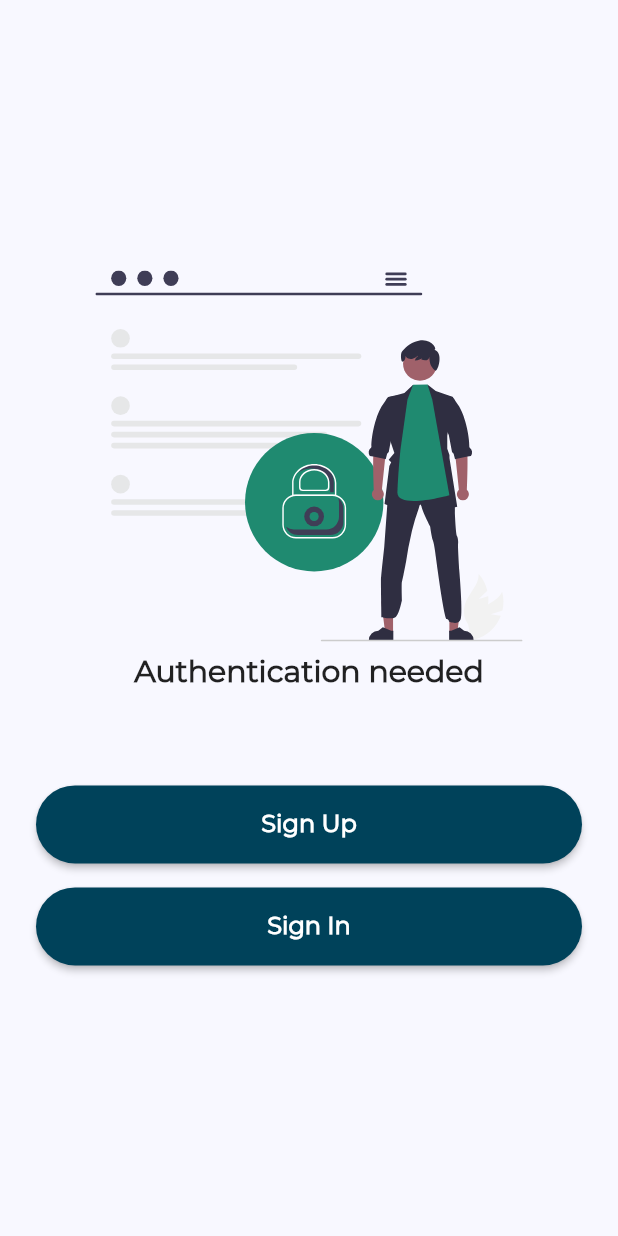
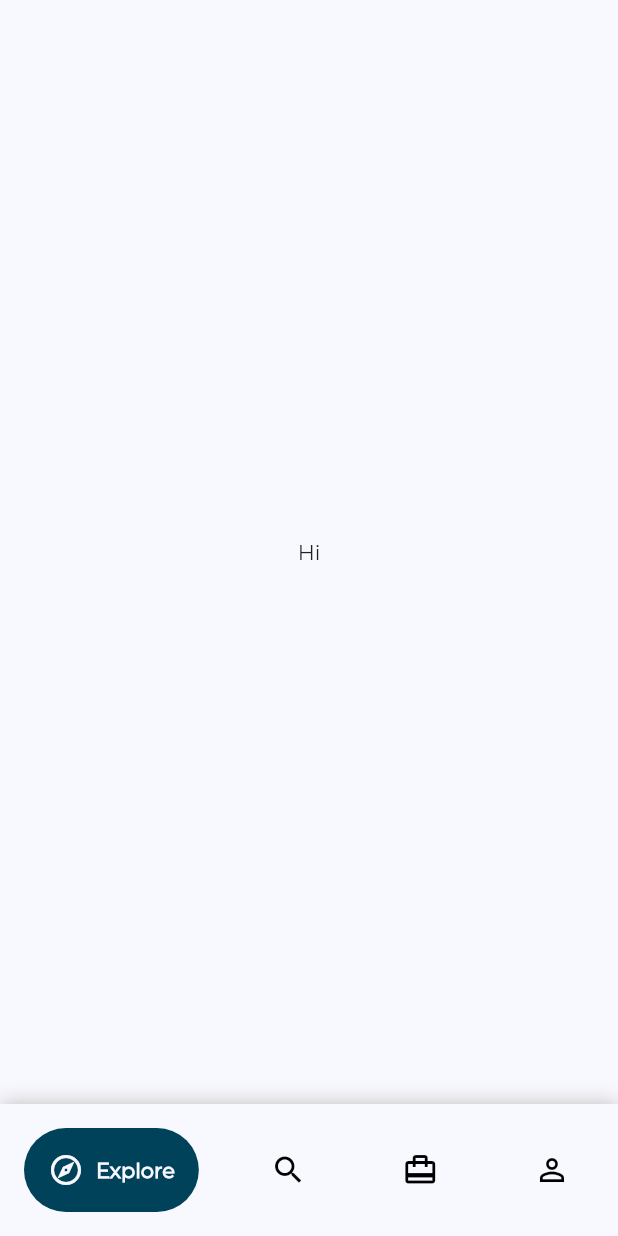
Before and after one commit to HashirRajah/tripplanner, a Flutter app: the screen it shows after launch, on a phone screen of 412 x 824 dp. Run offline on Flutter 3.47's test engine with Material 2 defaults, Android fonts, the phone set to English and light mode, and no system bars; drawn by our look-alikes of google_nav_bar; our stand-ins replace firebase_core, flutter_svg, introduction_screen, lottie, material_design_icons_flutter; accounts and stored records are empty.

Commit message:
Home layout

```diff
--- a/lib/root.dart
+++ b/lib/root.dart
@@ -1,5 +1,6 @@
 import 'package:flutter/material.dart';
 import 'package:tripplanner/screens/auth_navigation_screen/auth_navigation_screen.dart';
+import 'package:tripplanner/screens/home_screens/home.dart';
 import 'package:tripplanner/screens/login_screen/login_screen.dart';
 import 'package:tripplanner/screens/sign_up_screen/sign_up_screen.dart';
 import 'utils/helper_functions.dart';
@@ -17,7 +18,7 @@
       title: title,
       debugShowCheckedModeBanner: false,
       theme: lightTheme,
-      home: const AuthNavigationScreen(), //OnboardingScreen(),
+      home: const Home(), //OnboardingScreen(),
     );
   }
 }
--- /dev/null
+++ b/lib/screens/home_screens/home.dart
@@ -0,0 +1,58 @@
+import 'package:flutter/material.dart';
+import 'package:google_nav_bar/google_nav_bar.dart';
+import 'package:tripplanner/screens/home_screens/profile_screen/profile_screen.dart';
+import 'package:tripplanner/shared/widgets/bottom_navigation.dart';
+
+class Home extends StatefulWidget {
+  //
+  final List<Widget> screens = const [
+    Center(
+      child: Text('Hi'),
+    ),
+    Placeholder(),
+    Placeholder(),
+    ProfileScreen()
+  ];
+  //
+  final List<GButton> tabs = const [
+    GButton(
+      icon: Icons.explore_outlined,
+      text: 'Explore',
+    ),
+    GButton(
+      icon: Icons.search_outlined,
+      text: 'Find',
+    ),
+    GButton(
+      icon: Icons.card_travel_outlined,
+      text: 'Trips',
+    ),
+    GButton(
+      icon: Icons.person_outline,
+      text: 'Profile',
+    ),
+  ];
+  //
+  const Home({super.key});
+
+  @override
+  State<Home> createState() => _HomeState();
+}
+
+class _HomeState extends State<Home> {
+  // index of current screen
+  int _currentScreenIndex = 0;
+  //
+  void _changeScreen(int index) {
+    setState(() => _currentScreenIndex = index);
+  }
+
+  @override
+  Widget build(BuildContext context) {
+    return Scaffold(
+      bottomNavigationBar:
+          BottomGNav(tabs: widget.tabs, changeScreen: _changeScreen),
+      body: widget.screens[_currentScreenIndex],
+    );
+  }
+}
--- /dev/null
+++ b/lib/screens/home_screens/profile_screen/profile_screen.dart
@@ -0,0 +1,23 @@
+import 'package:flutter/material.dart';
+import 'package:tripplanner/shared/constants/theme_constants.dart';
+import 'package:tripplanner/shared/widgets/elevated_buttons_wrapper.dart';
+
+class ProfileScreen extends StatelessWidget {
+  const ProfileScreen({super.key});
+
+  @override
+  Widget build(BuildContext context) {
+    return Padding(
+      padding: const EdgeInsets.all(spacing_24),
+      child: Center(
+        child: ElevatedButtonWrapper(
+          childWidget: ElevatedButton.icon(
+            onPressed: () {},
+            icon: const Icon(Icons.logout_outlined),
+            label: const Text('Logout'),
+          ),
+        ),
+      ),
+    );
+  }
+}
--- /dev/null
+++ b/lib/shared/widgets/bottom_navigation.dart
@@ -0,0 +1,29 @@
+import 'package:flutter/material.dart';
+import 'package:google_nav_bar/google_nav_bar.dart';
+import 'package:tripplanner/shared/constants/theme_constants.dart';
+import 'package:tripplanner/utils/helper_functions.dart';
+
+class BottomGNav extends StatelessWidget {
+  //
+  final List<GButton> tabs;
+  final Function changeScreen;
+  //
+  const BottomGNav({super.key, required this.tabs, required this.changeScreen});
+
+  @override
+  Widget build(BuildContext context) {
+    return Container(
+      padding: const EdgeInsets.all(spacing_16),
+      decoration: shadow(Theme.of(context).scaffoldBackgroundColor, 0.0, 0.0),
+      child: GNav(
+        backgroundColor: Theme.of(context).scaffoldBackgroundColor,
+        tabBackgroundColor: Theme.of(context).colorScheme.primary,
+        activeColor: white_60,
+        padding: const EdgeInsets.all(spacing_16),
+        gap: spacing_8,
+        tabs: tabs,
+        onTabChange: (value) => changeScreen(value),
+      ),
+    );
+  }
+}
--- a/lib/utils/helper_functions.dart
+++ b/lib/utils/helper_functions.dart
@@ -59,3 +59,17 @@ void validateTextFormFieldOnFocusLost(
     key.currentState?.validate();
   }
 }
+
+// shadow effect
+BoxDecoration shadow(Color color, double dx, double dy) {
+  return BoxDecoration(
+    color: color,
+    boxShadow: [
+      BoxShadow(
+        color: Colors.grey.shade400,
+        offset: Offset(dx, dy),
+        blurRadius: 11.0,
+      ),
+    ],
+  );
+}
```
